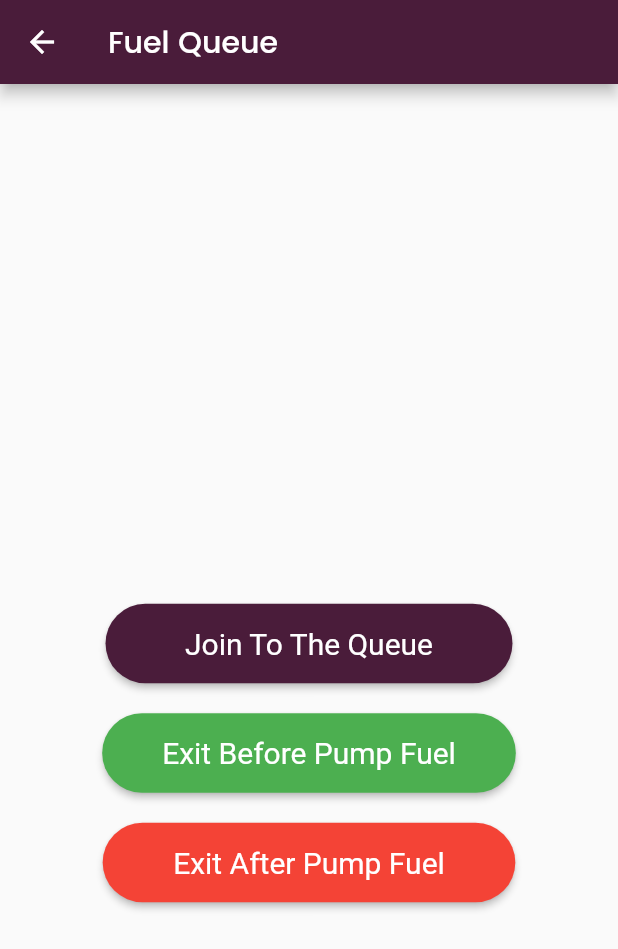
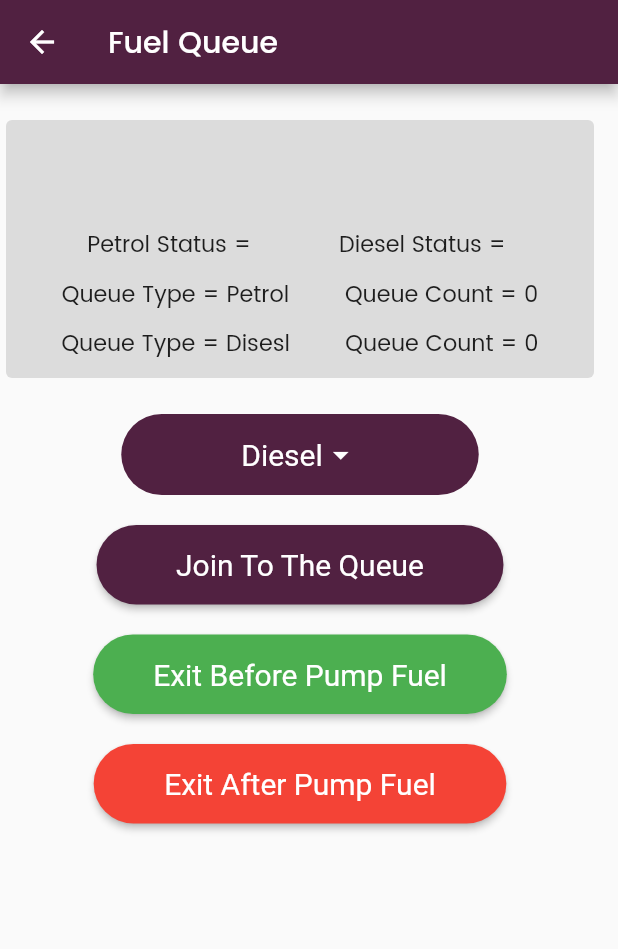
Before and after one commit to Lahiru-Ima/Fuel-App-Front-end, a Flutter app: the QueueDetails screen opened directly with empty values, on a phone screen of 412 x 824 dp. Shown: the top 949 px of the screen. Run offline on Flutter 3.47's test engine with Material 2 defaults, Android fonts, the light colour scheme and no system bars; our stand-ins replace get, quickalert, shared_preferences, snippet_coder_utils; accounts and stored records are empty.

Commit message:
Fix queue errors

```diff
--- a/lib/main.dart
+++ b/lib/main.dart
@@ -3,7 +3,6 @@ import 'package:flutter/src/widgets/container.dart';
 import 'package:flutter/src/widgets/framework.dart';
 import 'package:fuel_app/DashBoardPage/Body.dart';
 import 'package:fuel_app/DashBoardPage/productScreen.dart';
-import 'package:fuel_app/Lahiru/lahiru.dart';
 import 'package:fuel_app/Routings/routes.dart';
 import 'package:fuel_app/screans/customerLogin.dart';
 import 'package:fuel_app/screans/landing/landing.dart';
--- a/lib/theme.dart
+++ b/lib/theme.dart
@@ -1,7 +1,7 @@
 import 'package:flutter/material.dart';
 
-const kPrimaryColor = Color.fromARGB(255, 74, 28, 58);
-const kSecondaryColor = Color.fromARGB(255, 111, 89, 112);
+const kPrimaryColor = Color.fromARGB(255, 81, 33, 65);
+const kSecondaryColor = Color.fromARGB(255, 220, 220, 220);
 const kDarkGreyColor = Color.fromARGB(255, 168, 168, 168);
 const kWhiteColor = Color(0xFFFFFFFF);
 const kZambeziColor = Color(0xFF5B5B5B);
--- a/lib/userOnQueue/queue_details.dart
+++ b/lib/userOnQueue/queue_details.dart
@@ -20,40 +20,130 @@ class QueueDetails extends StatefulWidget {
 }
 
 class _QueueDetailsState extends State<QueueDetails> {
-  int _clickcount = 0;
+  int _petrolcount = 0;
+  int _dieselcount = 0;
+
+  _QueueDetailsState() {
+    _selectFuelType = _fuelType[0];
+  }
+
+  final _fuelType = [
+    "Diesel",
+    "Petrol",
+  ];
+  String? _selectFuelType = "";
 
   @override
   Widget build(BuildContext context) {
-    // final album = ModalRoute.of(context)!.settings.arguments as Album;
-
     return Scaffold(
       appBar: AppBar(
-        title: Text('Fuel Queue'),
+        title: const Text('Fuel Queue'),
         backgroundColor: kPrimaryColor,
       ),
-      body: Center(
-        child: Column(
-          mainAxisAlignment: MainAxisAlignment.center,
+      body: Column(
         crossAxisAlignment: CrossAxisAlignment.center,
         children: [
-            Text(widget.dealer),
-            Text(widget.location),
-            Text(widget.petrolStatus),
-            Text(widget.dieselStatus),
+          const SizedBox(
+            height: 20,
+          ),
+          SizedBox(
+            width: 400,
+            height: 180,
+            child: Card(
+              elevation: 0,
+              color: kSecondaryColor,
+              child: Column(mainAxisSize: MainAxisSize.min, children: [
+                ListTile(
+                  title: Text(
+                    widget.dealer,
+                    style: const TextStyle(
+                        fontWeight: FontWeight.bold, fontSize: 24),
+                  ),
+                  subtitle: Text(widget.location,
+                      style: const TextStyle(
+                          fontWeight: FontWeight.w100, fontSize: 18)),
+                ),
+                Row(
+                  mainAxisAlignment: MainAxisAlignment.spaceEvenly,
+                  children: [
+                    Text("Petrol Status = ${widget.petrolStatus}",
+                        style: const TextStyle(fontSize: 15)),
+                    Text("Diesel Status = ${widget.dieselStatus}",
+                        style: const TextStyle(fontSize: 15)),
+                  ],
+                ),
+                SizedBox(height: 10),
+                Row(
+                  mainAxisAlignment: MainAxisAlignment.spaceEvenly,
+                  children: [
+                    const Text("Queue Type = Petrol",
+                        style: TextStyle(fontSize: 15)),
+                    Text("Queue Count = $_petrolcount",
+                        style: const TextStyle(fontSize: 15)),
+                  ],
+                ),
+                SizedBox(height: 10),
+                Row(
+                  mainAxisAlignment: MainAxisAlignment.spaceEvenly,
+                  children: [
+                    const Text("Queue Type = Disesl",
+                        style: TextStyle(fontSize: 15)),
+                    Text("Queue Count = $_dieselcount",
+                        style: const TextStyle(fontSize: 15)),
+                  ],
+                )
+              ]),
+            ),
+          ),
           const SizedBox(height: 20),
+          Container(
+            padding: const EdgeInsets.fromLTRB(80, 3, 80, 3),
+            decoration: BoxDecoration(
+                color: kPrimaryColor, borderRadius: BorderRadius.circular(40)
+                //.copyWith(bottomRight: Radius.circular(0)),
+                ),
+            child: DropdownButtonHideUnderline(
+              child: DropdownButton(
+                style: const TextStyle(
+                  color: Colors.white, //<-- SEE HERE
+                  fontSize: 20,
+                  //fontWeight: FontWeight.bold
+                ),
+                dropdownColor: kPrimaryColor,
+                icon: const Icon(
+                  Icons.arrow_drop_down,
+                  color: Colors.white, // <-- SEE HERE
+                ),
+                value: _selectFuelType,
+                items: _fuelType
+                    .map((e) => DropdownMenuItem(
+                          child: Text(e),
+                          value: e,
+                        ))
+                    .toList(),
+                onChanged: (val) {
+                  setState(() {
+                    _selectFuelType = val as String;
+                  });
+                },
+              ),
+            ),
+          ),
           const SizedBox(height: 20),
           ElevatedButton(
             onPressed: () {
               setState(() {
-                  _clickcount++;
-                  print(_clickcount);
+                if (_selectFuelType == 'Petrol') {
+                  _petrolcount++;
+                } else {
+                  _dieselcount++;
+                }
               });
             },
             style: ElevatedButton.styleFrom(
               backgroundColor: kPrimaryColor,
               //primary: Colors.purple,
-                padding:
-                    const EdgeInsets.symmetric(horizontal: 53, vertical: 15),
+              padding: const EdgeInsets.symmetric(horizontal: 53, vertical: 15),
               textStyle: const TextStyle(
                 fontSize: 20,
                 //fontWeight: FontWeight.bold
@@ -66,18 +156,26 @@ class _QueueDetailsState extends State<QueueDetails> {
           ),
           const SizedBox(height: 20),
           ElevatedButton(
-              onPressed: () async {
-                var response = await http.post(
-                    Uri.parse(
-                        "https://fuel-app-backend.up.railway.app/api/fuelQueue/exitBeforePump"),
-                    body: {});
-                // print(response.body);
+            onPressed: ()
+                // async {
+                //   var response = await http.post(
+                //       Uri.parse(
+                //           "https://fuel-app-backend.up.railway.app/api/fuelQueue/exitBeforePump"),
+                //       body: {});
+                // },
+                {
+              setState(() {
+                if (_selectFuelType == 'Petrol') {
+                  _petrolcount--;
+                } else {
+                  _dieselcount--;
+                }
+              });
             },
             style: ElevatedButton.styleFrom(
               backgroundColor: Colors.green,
               // primary: Colors.purple,
-                padding:
-                    const EdgeInsets.symmetric(horizontal: 40, vertical: 15),
+              padding: const EdgeInsets.symmetric(horizontal: 40, vertical: 15),
               textStyle: const TextStyle(
                 fontSize: 20,
                 //fontWeight: FontWeight.bold
@@ -92,18 +190,27 @@ class _QueueDetailsState extends State<QueueDetails> {
             height: 20,
           ),
           ElevatedButton(
-              onPressed: () async {
-                var response = await http.post(
-                    Uri.parse(
-                        "https://fuel-app-backend.up.railway.app/api/fuelQueue/exitAfterPump"),
-                    body: {});
-                // print(response.body);
+            onPressed: ()
+                // async {
+                //   var response = await http.post(
+                //       Uri.parse(
+                //           "https://fuel-app-backend.up.railway.app/api/fuelQueue/exitAfterPump"),
+                //       body: {});
+                //   // print(response.body);
+                // },
+                {
+              setState(() {
+                if (_selectFuelType == 'Petrol') {
+                  _petrolcount--;
+                } else {
+                  _dieselcount--;
+                }
+              });
             },
             style: ElevatedButton.styleFrom(
               backgroundColor: Colors.red,
               //primary: Colors.purple,
-                padding:
-                    const EdgeInsets.symmetric(horizontal: 47, vertical: 15),
+              padding: const EdgeInsets.symmetric(horizontal: 47, vertical: 15),
               textStyle: const TextStyle(
                 color: kTextFieldColor,
                 fontSize: 20,
@@ -117,7 +224,6 @@ class _QueueDetailsState extends State<QueueDetails> {
           ),
         ],
       ),
-      ),
     );
   }
 }
```
Also changed, not shown: lib/Lahiru/lahiru.dart (deleted, +0 -62 lines). Lines whose indentation alone changed are shown as unchanged.
